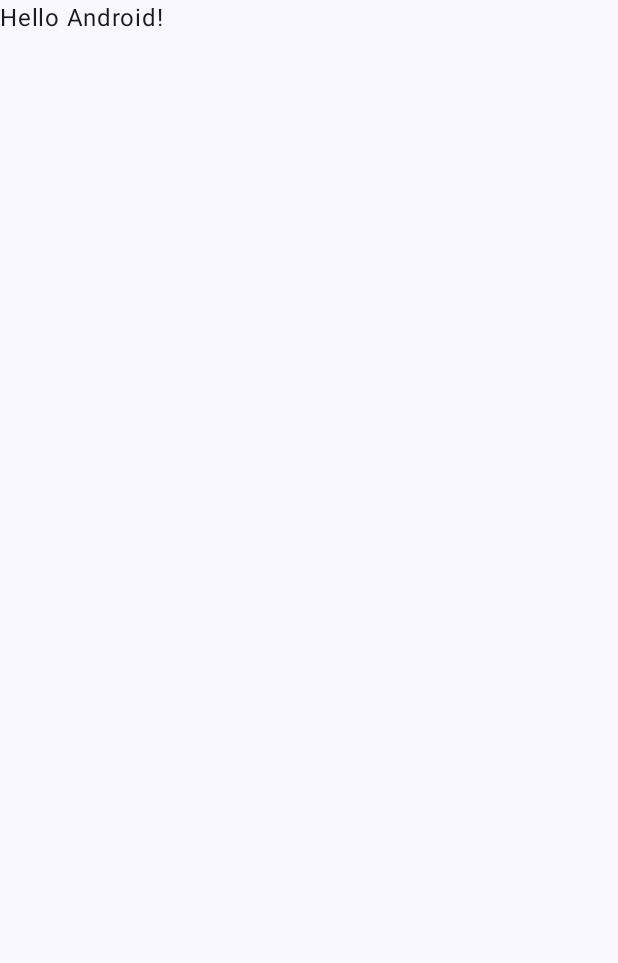
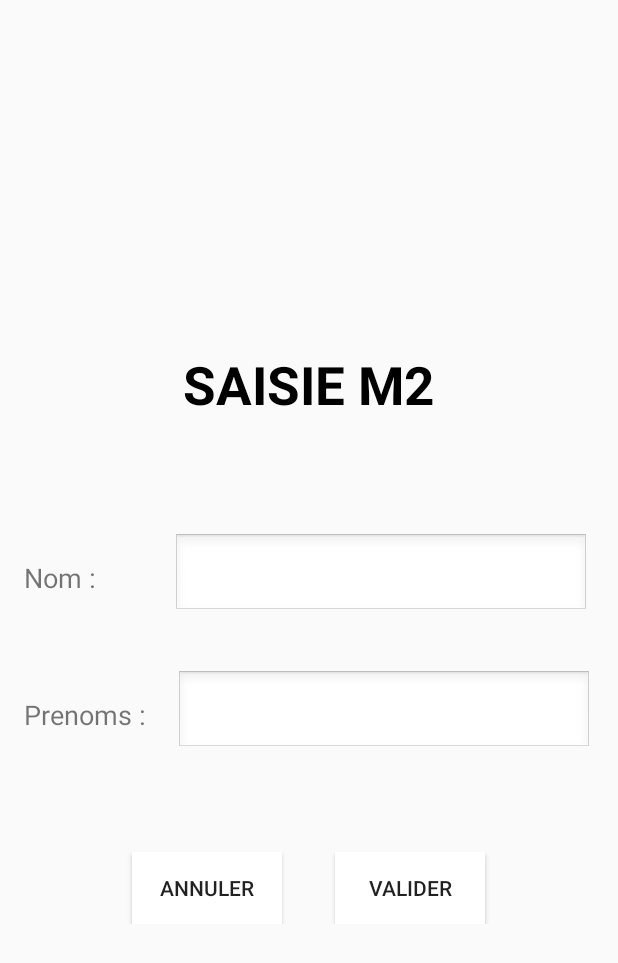
Before and after one commit to DaimsKlarou/devMobileKotlin, an Android app built with Jetpack Compose: the screen it shows after launch (MainActivity), on a phone screen of 412 x 824 dp. Before the commit the part shown is almost empty. Shown: the top 963 px of the screen. Run offline under Robolectric (Android 15) with nearby library versions, the phone set to English and light mode, and no system bars.

Commit message:
fin du layout de la premiere page de notre application

```diff
--- a/app/build.gradle.kts
+++ b/app/build.gradle.kts
@@ -59,6 +59,7 @@ dependencies {
     implementation(libs.androidx.ui.graphics)
     implementation(libs.androidx.ui.tooling.preview)
     implementation(libs.androidx.material3)
+    implementation(libs.material)
     testImplementation(libs.junit)
     androidTestImplementation(libs.androidx.junit)
     androidTestImplementation(libs.androidx.espresso.core)
--- a/app/src/main/java/com/example/tp1_dev_mobile/MainActivity.kt
+++ b/app/src/main/java/com/example/tp1_dev_mobile/MainActivity.kt
@@ -17,16 +17,18 @@ class MainActivity : ComponentActivity() {
     override fun onCreate(savedInstanceState: Bundle?) {
         super.onCreate(savedInstanceState)
         enableEdgeToEdge()
-        setContent {
-            Tp1_dev_mobileTheme {
-                Scaffold(modifier = Modifier.fillMaxSize()) { innerPadding ->
-                    Greeting(
-                        name = "Android",
-                        modifier = Modifier.padding(innerPadding)
-                    )
-                }
-            }
-        }
+        setContentView(R.layout.activity_main)
+
+//        setContent {
+//            Tp1_dev_mobileTheme {
+//                Scaffold(modifier = Modifier.fillMaxSize()) { innerPadding ->
+//                    Greeting(
+//                        name = "Android",
+//                        modifier = Modifier.padding(innerPadding)
+//                    )
+//                }
+//            }
+//        }
     }
 }
 
--- /dev/null
+++ b/app/src/main/res/layout/activity_main.xml
@@ -0,0 +1,100 @@
+<?xml version="1.0" encoding="utf-8"?>
+<LinearLayout xmlns:android="http://schemas.android.com/apk/res/android"
+    android:layout_width="match_parent"
+    android:layout_height="match_parent"
+    xmlns:app="http://schemas.android.com/apk/res-auto"
+    android:gravity="center"
+    android:orientation="vertical"
+    android:paddingLeft="16dp"
+    android:paddingRight="16dp" >
+
+    <TextView
+        android:id="@+id/textView2"
+        android:layout_width="wrap_content"
+        android:layout_height="wrap_content"
+        android:layout_gravity="center"
+        android:layout_marginTop="25dp"
+        android:layout_marginBottom="75dp"
+        android:text="SAISIE M2"
+        android:textSize="35dp"
+        android:textStyle="bold"
+        android:textColor="@color/black"/>
+
+    <LinearLayout
+        android:layout_width="match_parent"
+        android:layout_height="wrap_content"
+        android:orientation="horizontal"
+        android:layout_marginBottom="20dp">
+
+        <TextView
+            android:id="@+id/textView"
+            android:layout_width="84dp"
+            android:layout_height="wrap_content"
+            android:layout_marginBottom="15dp"
+            android:text="Nom :"
+            android:textSize="18dp"
+            android:layout_marginEnd="15dp" />
+
+        <EditText
+            android:id="@+id/Name"
+            android:layout_width="277dp"
+            android:layout_height="wrap_content"
+            android:layout_marginBottom="15dp"
+            android:background="@android:drawable/edit_text"
+            android:textSize="28dp"/>
+
+    </LinearLayout>
+
+    <LinearLayout
+        android:layout_width="match_parent"
+        android:layout_height="wrap_content"
+        android:orientation="horizontal"
+        android:layout_marginBottom="50dp">
+
+        <TextView
+            android:id="@+id/textView3"
+            android:layout_width="wrap_content"
+            android:layout_height="wrap_content"
+            android:layout_marginBottom="15dp"
+            android:text="Prenoms : "
+            android:textSize="18dp"
+            android:layout_marginEnd="15dp"/>
+
+        <EditText
+            android:id="@+id/Prenoms"
+            android:layout_width="277dp"
+            android:layout_height="wrap_content"
+            android:layout_marginBottom="15dp"
+            android:background="@android:drawable/edit_text"
+            android:textSize="28dp"/>
+    </LinearLayout>
+
+
+    <LinearLayout
+        android:layout_width="match_parent"
+        android:layout_height="wrap_content"
+        android:orientation="horizontal"
+        android:gravity="center"
+        android:paddingHorizontal="35dp">
+
+        <Button
+            android:id="@+id/btnAnnuler"
+            android:layout_width="100dp"
+            android:layout_height="wrap_content"
+            android:layout_marginEnd="35dp"
+            android:text="@string/Annuler"
+            android:background="@color/white"
+            app:backgroundTint="#FFFF00"
+            />
+
+        <Button
+            android:id="@+id/btnValider"
+            android:layout_width="100dp"
+            android:layout_height="wrap_content"
+            android:text="@string/Valider"
+            android:background="@color/white"
+            />
+    </LinearLayout>
+
+
+</LinearLayout>
--- a/app/src/main/res/values/strings.xml
+++ b/app/src/main/res/values/strings.xml
@@ -1,3 +1,11 @@
 <resources>
     <string name="app_name">tp1_dev_mobile</string>
+    <string name="to">to</string>
+    <string name="subject">subject\n</string>
+    <string name="message">message</string>
+    <string name="send">send</string>
+    <string name="Annuler">Annuler</string>
+    <string name="Valider">Valider</string>
+    <string name="Prenoms">Prenoms</string>
+    <string name="Name">Name</string>
 </resources>
--- a/gradle/libs.versions.toml
+++ b/gradle/libs.versions.toml
@@ -8,6 +8,7 @@ espressoCore = "3.6.1"
 lifecycleRuntimeKtx = "2.8.5"
 activityCompose = "1.9.2"
 composeBom = "2024.04.01"
+material = "1.12.0"
 
 [libraries]
 androidx-core-ktx = { group = "androidx.core", name = "core-ktx", version.ref = "coreKtx" }
@@ -24,6 +25,7 @@ androidx-ui-tooling-preview = { group = "androidx.compose.ui", name = "ui-toolin
 androidx-ui-test-manifest = { group = "androidx.compose.ui", name = "ui-test-manifest" }
 androidx-ui-test-junit4 = { group = "androidx.compose.ui", name = "ui-test-junit4" }
 androidx-material3 = { group = "androidx.compose.material3", name = "material3" }
+material = { group = "com.google.android.material", name = "material", version.ref = "material" }
 
 [plugins]
 android-application = { id = "com.android.application", version.ref = "agp" }
```
